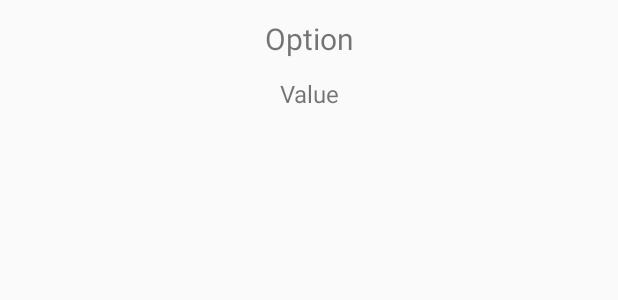
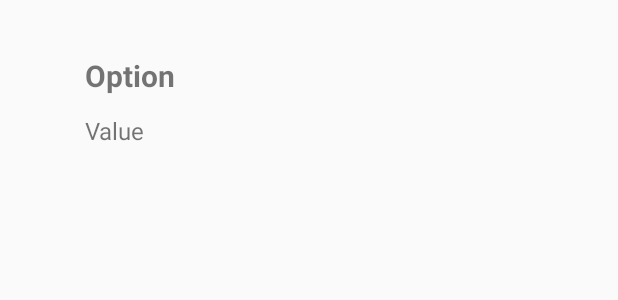
Before and after one commit to anjrew/CupOmaTic_Android, an Android app: the layout help_list_view_row.xml on its own in the app's theme, with its tools: preview values and no code run, on a phone screen of 412 x 824 dp. Shown: the top 300 px of the screen. Run offline under Robolectric (Android 15) with nearby library versions, the phone set to English and light mode, and no system bars.

Commit message:
15.7.2018 - 17:52
Help options looking good

```diff
--- a/app/src/main/java/com/rinson/cupomaticv2/Help.java
+++ b/app/src/main/java/com/rinson/cupomaticv2/Help.java
@@ -33,7 +33,7 @@ public class Help extends AppCompatActivity {
 
     public void setUpValues(){
         item  =  new String[]{"Advanced mode", "Voice prompts", "Vibrate", "Main Timer", "Interval", "Break", "Sample", "Rounds", "Contact"};
-        description = new String[]{advancedModeText, voicePromptsText, vibrateText,mainTimerText, intervalText, breakText, sampleText, roundsText, contactText};
+        description = new String[]{advancedModeText, voicePromptsText, vibrateText, mainTimerText, intervalText, breakText, sampleText, roundsText, contactText};
     }
 
 
--- a/app/src/main/res/layout/help_list_view_row.xml
+++ b/app/src/main/res/layout/help_list_view_row.xml
@@ -2,7 +2,9 @@
     android:id="@+id/row"
     android:layout_width="fill_parent"
     android:layout_height="wrap_content"
-    android:padding="6dip">
+    android:padding="15dip"
+    android:layout_margin="15dip">
+
 
 
     <TextView
@@ -15,49 +17,26 @@
         android:gravity="center_vertical"
         android:padding="6dip"
         android:text="Option"
-        android:textAlignment="center"
-        android:textSize="20sp" />
-
-    <!--<TextView-->
-    <!--android:id="@+id/Option"-->
-    <!--android:layout_width="match_parent"-->
-    <!--android:layout_height="56dp"-->
-    <!--android:layout_alignParentStart="true"-->
-    <!--android:layout_alignParentTop="true"-->
-    <!--android:layout_marginEnd="25dp"-->
-    <!--android:layout_marginStart="25dp"-->
-    <!--android:gravity="center_vertical"-->
-    <!--android:padding="6dip"-->
-    <!--android:text="Option"-->
-    <!--android:textSize="20sp" />-->
-
+        android:textAlignment="viewStart"
+        android:textSize="20sp"
+        android:textStyle="bold" />
 
     <TextView
         android:id="@+id/Value"
         android:layout_width="match_parent"
         android:layout_height="wrap_content"
         android:layout_alignParentEnd="true"
+        android:layout_below="@id/Option"
         android:layout_marginEnd="20dp"
         android:layout_marginStart="20dp"
         android:gravity="center_vertical"
         android:padding="6dip"
-        android:layout_below="@id/Option"
 
         android:text="Value"
-        android:textAlignment="center"
+        android:textAlignment="viewStart"
         android:textSize="16sp" />
 
-    <!--<TextView-->
-    <!--android:id="@+id/Value"-->
-    <!--android:layout_width="match_parent"-->
-    <!--android:layout_height="wrap_content"-->
-    <!--android:layout_below="@id/Option"-->
-    <!--android:layout_marginEnd="25dp"-->
-    <!--android:layout_marginStart="25dp"-->
-    <!--android:gravity="center_vertical"-->
-    <!--android:padding="6dip"-->
-    <!--android:text="Value"-->
-    <!--android:textSize="16sp" />-->
+
 
 
 </RelativeLayout>
```
Also changed, not shown: app/src/main/res/layout/activity_help.xml (+8 -4 lines).
